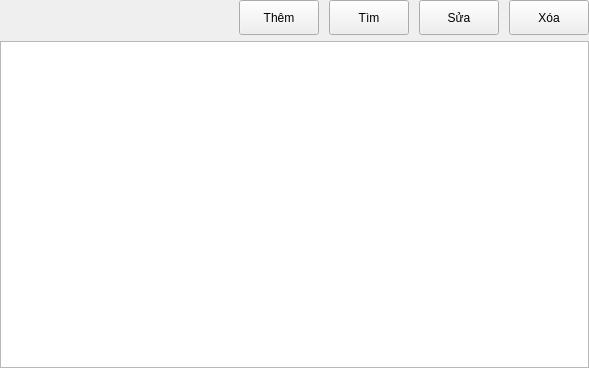
Qt form src/views/ManagementView.ui (Taylor3691/Hospital-Management-Project) before a commit.
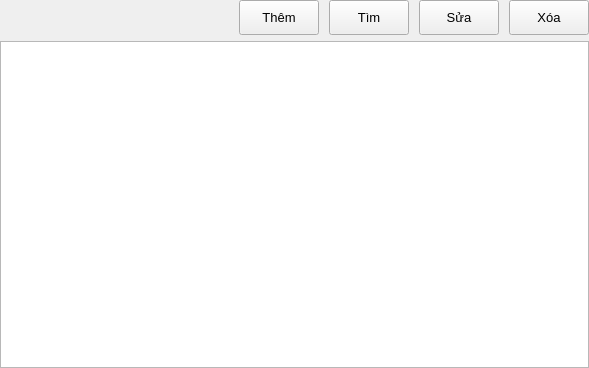
The same form after that commit. Icons and pictures are not drawn.

Commit message: feat(management): add sorting by column feature

Patch:
```diff
--- a/src/views/ManagementView.ui
+++ b/src/views/ManagementView.ui
@@ -2293,12 +2293,15 @@
        <property name="font">
         <font>
          <family>Segoe UI</family>
-         <pointsize>9</pointsize>
+         <pointsize>10</pointsize>
          <weight>50</weight>
          <italic>false</italic>
          <bold>false</bold>
         </font>
        </property>
+       <property name="styleSheet">
+        <string notr="true">font-size: 10pt;</string>
+       </property>
        <property name="text">
         <string>Thêm</string>
        </property>
@@ -2321,12 +2324,15 @@
        <property name="font">
         <font>
          <family>Segoe UI</family>
-         <pointsize>9</pointsize>
+         <pointsize>10</pointsize>
          <weight>50</weight>
          <italic>false</italic>
          <bold>false</bold>
         </font>
        </property>
+       <property name="styleSheet">
+        <string notr="true">font-size: 10pt;</string>
+       </property>
        <property name="text">
         <string>Tìm</string>
        </property>
@@ -2349,12 +2355,15 @@
        <property name="font">
         <font>
          <family>Segoe UI</family>
-         <pointsize>9</pointsize>
+         <pointsize>10</pointsize>
          <weight>50</weight>
          <italic>false</italic>
          <bold>false</bold>
         </font>
        </property>
+       <property name="styleSheet">
+        <string notr="true">font-size: 10pt;</string>
+       </property>
        <property name="text">
         <string>Sửa</string>
        </property>
@@ -2377,12 +2386,15 @@
        <property name="font">
         <font>
          <family>Segoe UI</family>
-         <pointsize>9</pointsize>
+         <pointsize>10</pointsize>
          <weight>50</weight>
          <italic>false</italic>
          <bold>false</bold>
         </font>
        </property>
+       <property name="styleSheet">
+        <string notr="true">font-size: 10pt;</string>
+       </property>
        <property name="text">
         <string>Xóa</string>
        </property>
```
Left out of the diff: 6 changed lines with no effect on the pictures. The commit also changes 7 other files.
